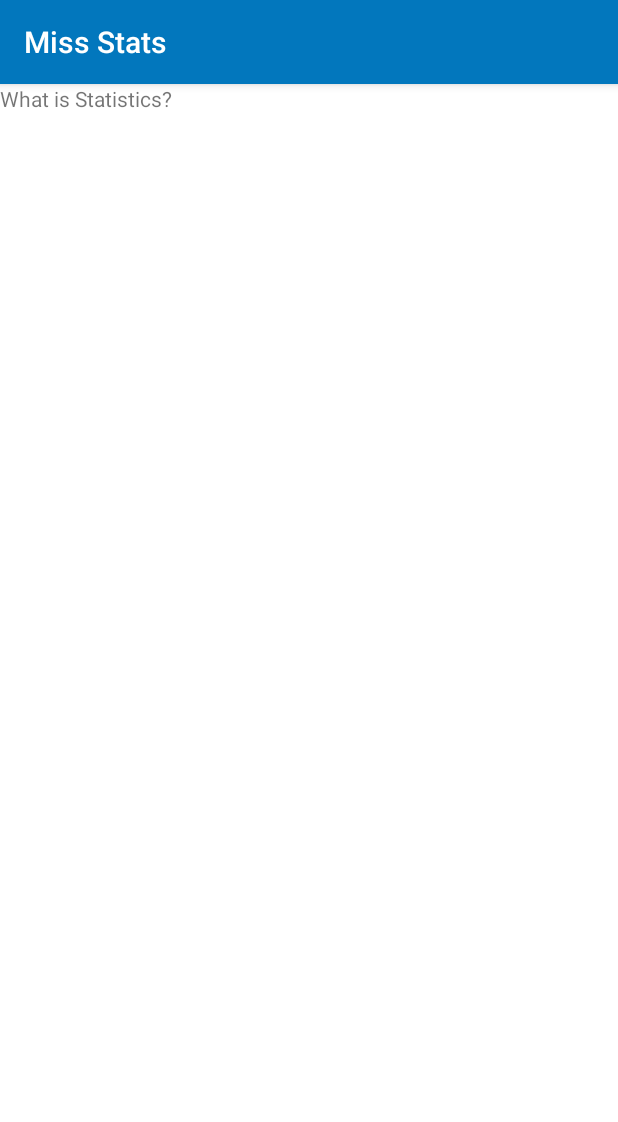
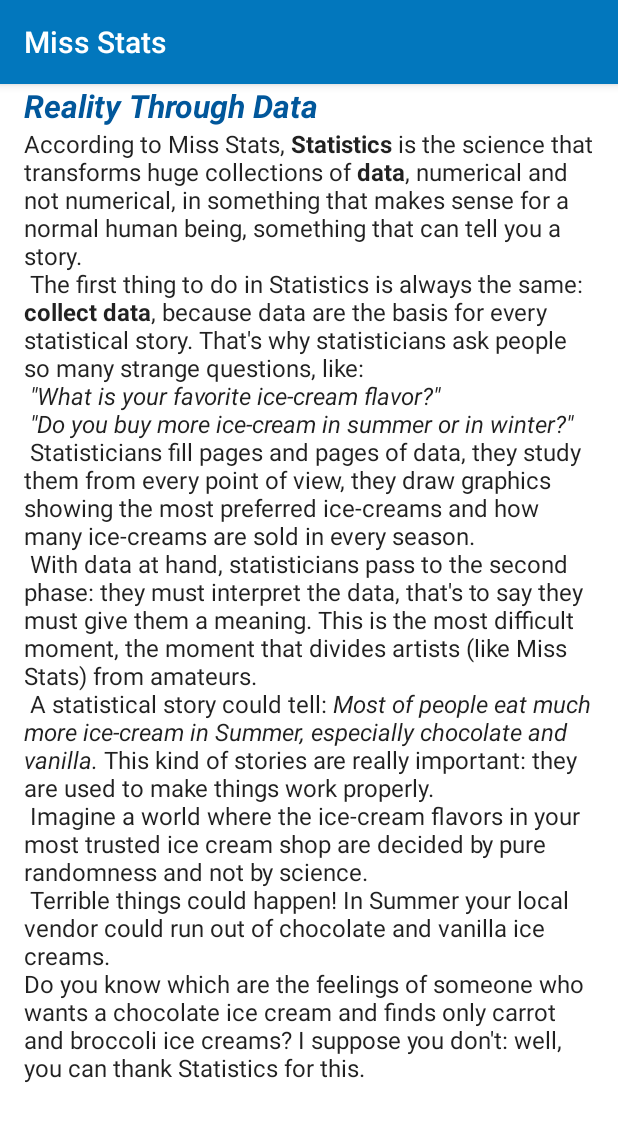
Before and after one commit to aleperf/MissStats, an Android app: the screen it shows after launch (MainActivity), after a tap on "What is Statistics?", on a phone screen of 412 x 824 dp. Shown: the top 1122 px of the screen. Run offline under Robolectric (Android 15) with nearby library versions, the phone set to English and light mode, and no system bars.

Commit message:
update what_is_statistic tile - first draft

```diff
--- a/app/src/main/java/stats/aleperf/example/missstats/GimmeFiveFragment.java
+++ b/app/src/main/java/stats/aleperf/example/missstats/GimmeFiveFragment.java
@@ -6,7 +6,6 @@ import android.support.v4.app.Fragment;
 import android.view.LayoutInflater;
 import android.view.View;
 import android.view.ViewGroup;
-
 
 /**
  * A simple {@link Fragment} subclass.
--- a/app/src/main/java/stats/aleperf/example/missstats/HomeArgument.java
+++ b/app/src/main/java/stats/aleperf/example/missstats/HomeArgument.java
@@ -1,8 +1,4 @@
 package stats.aleperf.example.missstats;
-
-/**
- * Created by Tundra on 07/12/2016.
- */
 
 public class HomeArgument {
 
--- a/app/src/main/res/layout/fragment_meet_miss_stats.xml
+++ b/app/src/main/res/layout/fragment_meet_miss_stats.xml
@@ -4,13 +4,14 @@
     android:layout_height="wrap_content"
     android:elevation="20dp">
 
-<RelativeLayout
+<LinearLayout
     android:layout_width="match_parent"
     android:layout_height="wrap_content"
     android:paddingStart="16dp"
     android:paddingLeft="16dp"
     android:paddingRight="16dp"
     android:paddingBottom="16dp"
+    android:orientation="vertical"
     tools:context="stats.aleperf.example.missstats.MeetMissStatsFragment">
 
     <TextView
@@ -22,7 +23,6 @@
 
     <TextView
         android:id="@+id/meet_miss_stats_text_2"
-        android:layout_below="@id/meet_miss_stats_text_1"
         android:layout_width="match_parent"
         android:layout_height="wrap_content"
         style="@style/descriptive_font_text"
@@ -32,8 +32,7 @@
         android:id="@+id/meet_miss_stats_text_3"
         android:layout_width="match_parent"
         android:layout_height="wrap_content"
-        android:layout_below="@id/meet_miss_stats_text_2"
         style="@style/emphatic_text"
         android:text="@string/meetMissStats_3"/>
-</RelativeLayout>
+</LinearLayout>
 </ScrollView>
--- a/app/src/main/res/layout/fragment_what_is_statistics.xml
+++ b/app/src/main/res/layout/fragment_what_is_statistics.xml
@@ -1,13 +1,32 @@
-<FrameLayout xmlns:android="http://schemas.android.com/apk/res/android"
+<ScrollView xmlns:android="http://schemas.android.com/apk/res/android"
     xmlns:tools="http://schemas.android.com/tools"
     android:layout_width="match_parent"
-    android:layout_height="match_parent"
+    android:layout_height="wrap_content"
     tools:context="stats.aleperf.example.missstats.WhatIsStatisticsFragment">
 
-    <!-- TODO: Update blank fragment layout -->
-    <TextView
+    <LinearLayout
         android:layout_width="match_parent"
-        android:layout_height="match_parent"
-        android:text="What is Statistics?" />
+        android:layout_height="wrap_content"
+        android:orientation="vertical"
+        android:paddingBottom="16dp"
+        android:paddingLeft="16dp"
+        android:paddingRight="16dp"
+        android:paddingStart="16dp">
 
-</FrameLayout>
+        <TextView
+            android:id="@+id/what_is_stat_title"
+            android:layout_width="match_parent"
+            android:layout_height="wrap_content"
+            style="@style/title_miss_stats"
+            android:text="@string/whatIsStatics_1"/>
+
+
+        <TextView
+            android:id="@+id/what_is_stat_text_view"
+            style="@style/descriptive_font_text"
+            android:layout_width="match_parent"
+            android:layout_height="wrap_content"
+            android:text="@string/whatIsStatistics_2" />
+
+    </LinearLayout>
+</ScrollView>
--- a/app/src/main/res/values/strings.xml
+++ b/app/src/main/res/values/strings.xml
@@ -14,7 +14,7 @@
 
     <string-array name="scrap_item_subtitle">
         <item>Your friendly neighborhood statistician</item>
-        <item>Reality through numbers</item>
+        <item>Reality through data</item>
         <item>The five things to know</item>
         <item>The power of one</item>
         <item>We are all under a bell</item>
@@ -38,6 +38,25 @@
     like a true detective, they can tell you incredible stories and disclose entire secret worlds. </string>
     <string name="meetMissStats_3">Follow Miss Stats through this app, you won\'t regret it!</string>
 
+    <!-- What is Statitistc Tile Text -->
+    <string name="whatIsStatics_1">Reality Through Data</string>
+    <string name="whatIsStatistics_2">According to Miss Stats, <b>Statistics</b> is the science that transforms huge collections of <b>data</b>, numerical and not numerical, in something that makes sense for a normal human being, something
+that can tell you a story. \n
+The first thing to do in Statistics is always the same: <b>collect data</b>, because data are the basis for every statistical story.
+That\'s why statisticians ask people so many strange questions, like: \n
+<i>\"What is your favorite ice-cream flavor?\" \n</i>
+<i>\"Do you buy more ice-cream in summer or in winter?\"</i> \n
+Statisticians fill pages and pages of data, they study them from every point of view, they draw graphics showing the most preferred ice-creams and how many ice-creams are sold in
+every season. \n
+With data at hand, statisticians pass to the second phase: they must interpret the data, that\'s to say they must give them a meaning. This is the most difficult moment,
+ the moment that divides artists (like Miss Stats) from amateurs. \n
+ A statistical story could tell: <i>"Most of people eat much more ice-cream in Summer, especially chocolate and vanilla".</i>
+ This kind of stories are really important: they are used to make things work properly. \n
+ Imagine a world where the ice-cream flavors in your most trusted ice cream shop are decided by pure randomness and not by science.\n Terrible things could happen!
+ In Summer your local vendor could run out of chocolate and vanilla ice creams. \nDo you know which are the feelings of someone who wants a chocolate ice cream and finds only carrot and broccoli ice creams?
+ I suppose you don\'t: well, you can thank Statistics for this.
+    </string>
+
 
 
 </resources>
```
